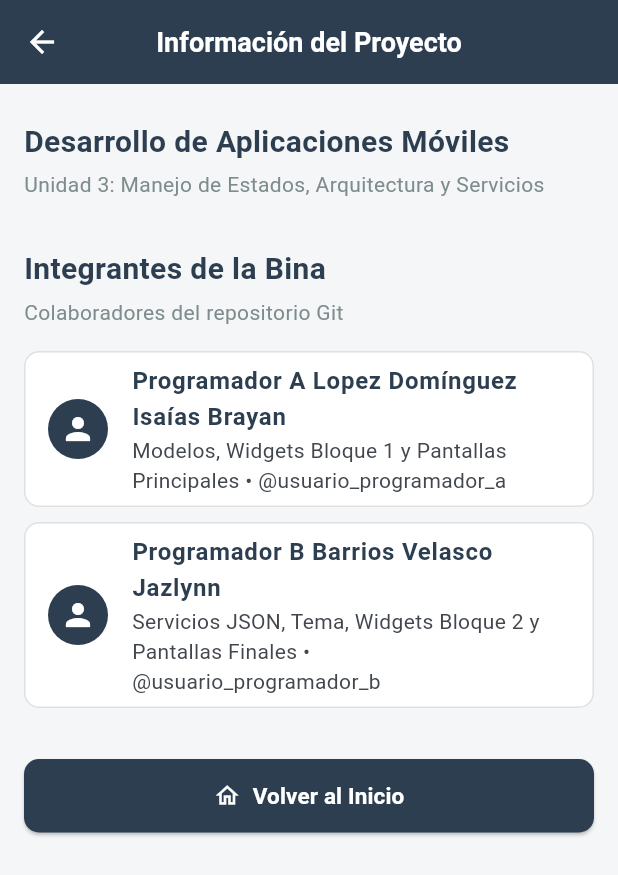
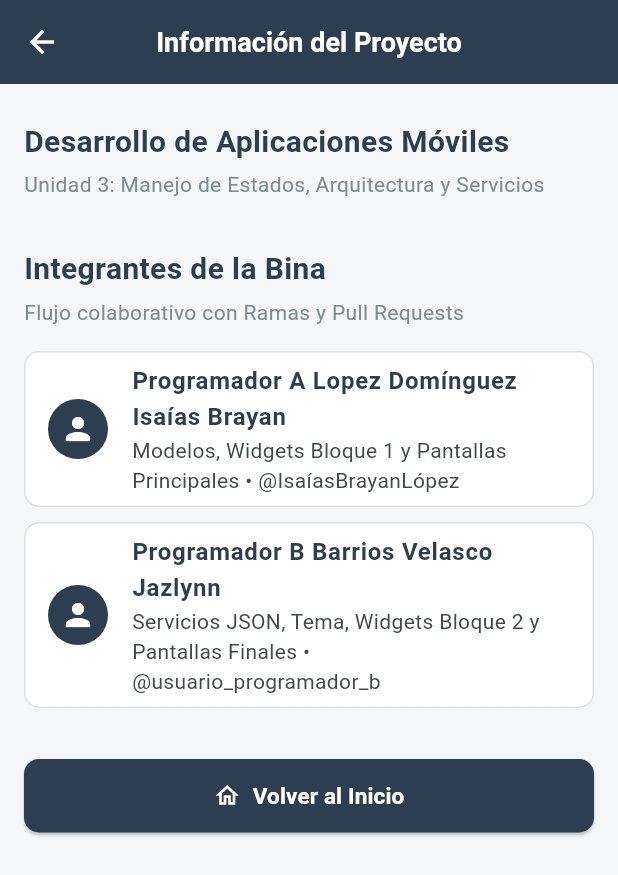
Before and after one commit to IsaiasBrayanLopez/proyecto_final, a Flutter app: the AboutScreen screen opened directly, on a phone screen of 412 x 824 dp. Shown: the top 875 px of the screen. Run offline on Flutter 3.47's test engine with Material 3 defaults, Android fonts, the phone set to English and light mode, and no system bars.

Commit message:
feat: actualizacion de creditos por programador A

```diff
--- a/lib/screens/about_screen.dart
+++ b/lib/screens/about_screen.dart
@@ -23,13 +23,13 @@ class AboutScreen extends StatelessWidget {
             const SizedBox(height: 16),
             const SectionHeader(
               title: 'Integrantes de la Bina',
-              subtitle: 'Colaboradores del repositorio Git',
+              subtitle: 'Flujo colaborativo con Ramas y Pull Requests',
             ),
             const SizedBox(height: 8),
             const TeamMemberTile(
               nombre: 'Programador A Lopez Domínguez Isaías Brayan',
               rol: 'Modelos, Widgets Bloque 1 y Pantallas Principales',
-              githubUser: 'usuario_programador_a',
+              githubUser: 'IsaíasBrayanLópez',
             ),
             const TeamMemberTile(
               nombre: 'Programador B Barrios Velasco Jazlynn',
```
